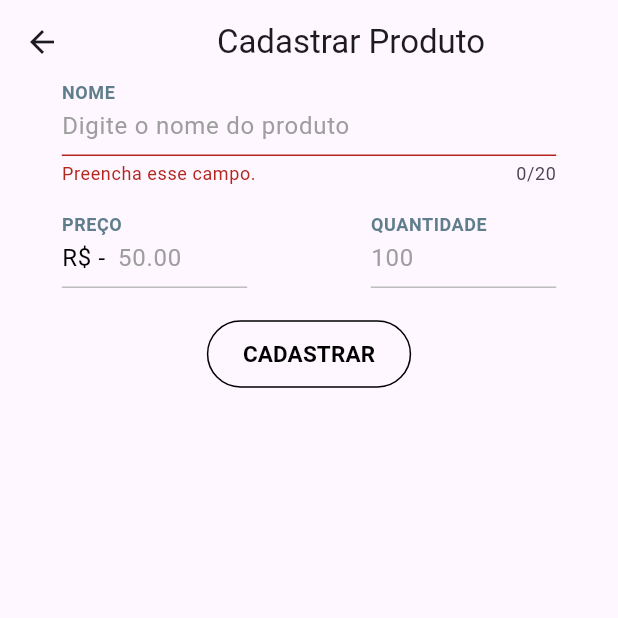
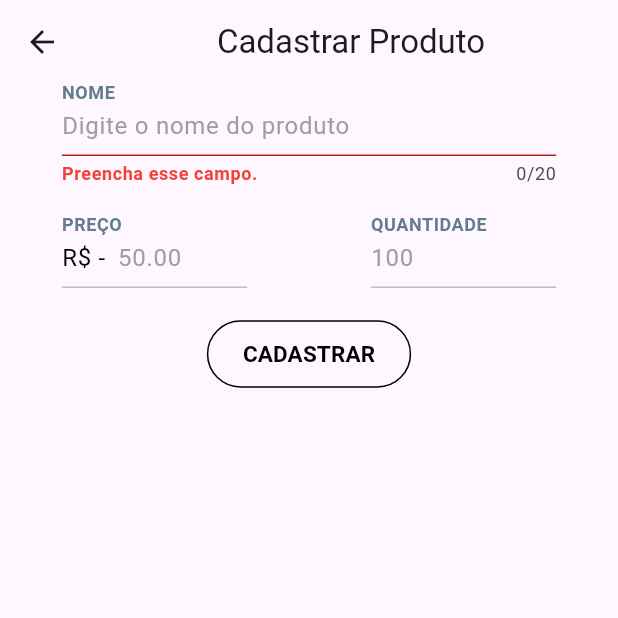
Before and after one commit to Gustavo-Vinicius-Santana/estudos-flutter, a Flutter app: the Registerproduct screen opened directly, after a tap on "CADASTRAR", on a phone screen of 412 x 824 dp, the top half of it. Run offline on Flutter 3.47's test engine with Material 3 defaults, Android fonts, the phone set to English and light mode, and no system bars; our stand-ins replace shared_preferences; accounts and stored records are empty.

Commit message:
[gerenciador_produtos - fix] Melhorando a experiencia do usuario no formulario de cadastro de produtos

```diff
--- a/gerenciador_produtos/lib/components/InputsTextField/InputName.dart
+++ b/gerenciador_produtos/lib/components/InputsTextField/InputName.dart
@@ -40,8 +40,16 @@ class _InputNameState extends State<InputName> {
         decoration: InputDecoration(
           labelText: 'NOME',
           hintText: 'Digite o nome do produto',
-          error:
-              widget.errorMessage != null ? Text(widget.errorMessage!) : null,
+          error: widget.errorMessage != null
+              ? Text(
+                  widget.errorMessage!,
+                  style: const TextStyle(
+                    color: Colors.red,
+                    fontSize: 12,
+                    fontWeight: FontWeight.bold,
+                  ),
+                )
+              : null,
           hintStyle: const TextStyle(color: Colors.grey),
           counterText: '$_charCount/20',
           floatingLabelBehavior: FloatingLabelBehavior.always,
--- a/gerenciador_produtos/lib/components/InputsTextField/InputPrice.dart
+++ b/gerenciador_produtos/lib/components/InputsTextField/InputPrice.dart
@@ -20,8 +20,16 @@ class _InputPriceState extends State<InputPrice> {
         decoration: InputDecoration(
           labelText: 'PREÇO',
           hintText: '50.00',
-          error:
-              widget.errorMessage != null ? Text(widget.errorMessage!) : null,
+          error: widget.errorMessage != null
+              ? Text(
+                  widget.errorMessage!,
+                  style: const TextStyle(
+                    color: Colors.red,
+                    fontSize: 12,
+                    fontWeight: FontWeight.bold,
+                  ),
+                )
+              : null,
           hintStyle: const TextStyle(color: Colors.grey),
           prefix: const Padding(
             padding: EdgeInsets.only(right: 8.0),
--- a/gerenciador_produtos/lib/components/InputsTextField/InputQtd.dart
+++ b/gerenciador_produtos/lib/components/InputsTextField/InputQtd.dart
@@ -20,8 +20,16 @@ class _InputQtdState extends State<InputQtd> {
         decoration: InputDecoration(
           labelText: 'QUANTIDADE',
           hintText: '100',
-          error:
-              widget.errorMessage != null ? Text(widget.errorMessage!) : null,
+          error: widget.errorMessage != null
+              ? Text(
+                  widget.errorMessage!,
+                  style: const TextStyle(
+                    color: Colors.red,
+                    fontSize: 12,
+                    fontWeight: FontWeight.bold,
+                  ),
+                )
+              : null,
           hintStyle: const TextStyle(color: Colors.grey),
           floatingLabelBehavior: FloatingLabelBehavior.always,
           labelStyle: const TextStyle(
--- a/gerenciador_produtos/lib/screens/RegisterProduct.dart
+++ b/gerenciador_produtos/lib/screens/RegisterProduct.dart
@@ -40,6 +40,18 @@ class _RegisterproductState extends State<Registerproduct> {
         errorMessage = null;
       });
     }
+
+    setState(() {
+      if (_textController.text.isNotEmpty) {
+        messageErrorInputText = null;
+      }
+      if (_priceController.text.isNotEmpty) {
+        messageErrorInputPrice = null;
+      }
+      if (_qtdController.text.isNotEmpty) {
+        messageErrorInputQtd = null;
+      }
+    });
   }
 
   @override
```
